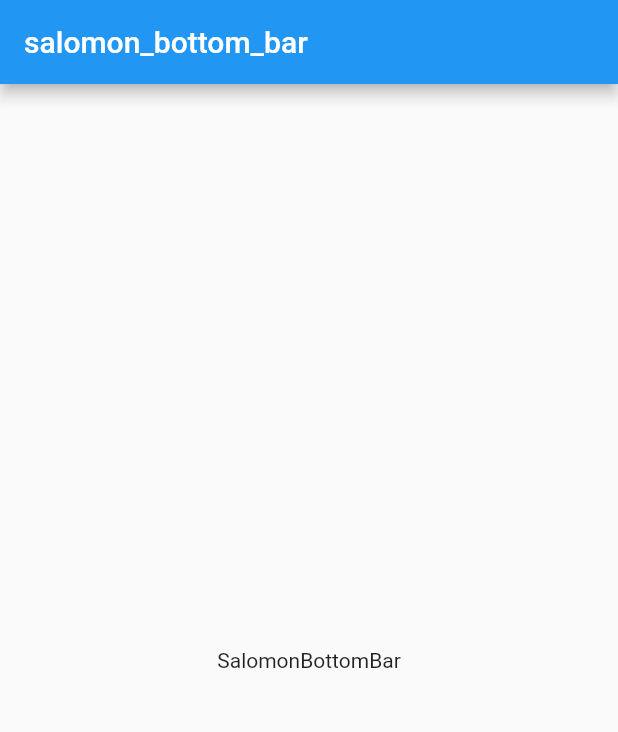
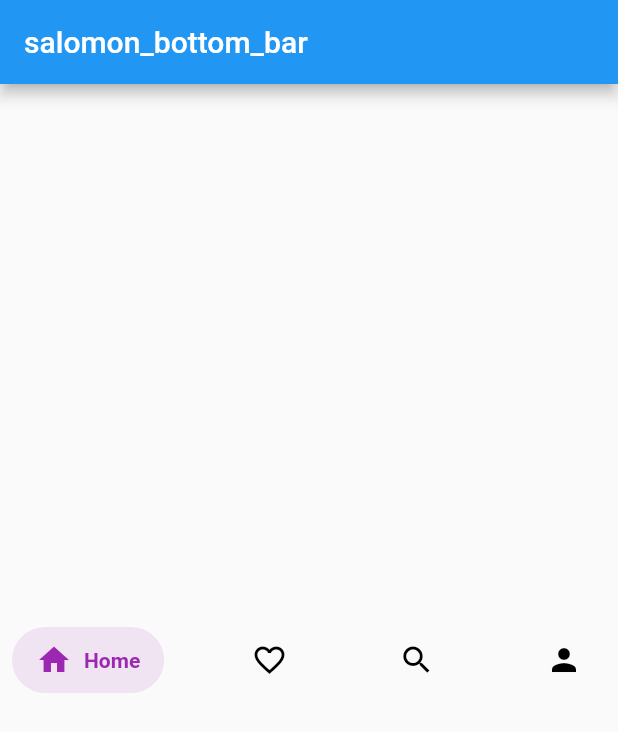
Before and after one commit to lukepighetti/salomon_bottom_bar, a Flutter app: the screen it shows after launch, on a phone screen of 412 x 824 dp. Shown: the top 732 px of the screen. Run offline on Flutter 3.47's test engine with Material 2 defaults, Android fonts, the phone set to English and light mode, and no system bars.

Commit message:
naiive implementation

```diff
--- a/example/lib/main.dart
+++ b/example/lib/main.dart
@@ -5,7 +5,21 @@ void main() {
   runApp(MyApp());
 }
 
-class MyApp extends StatelessWidget {
+class MyApp extends StatefulWidget {
+  @override
+  _MyAppState createState() => _MyAppState();
+}
+
+class _MyAppState extends State<MyApp> {
+  var _selectedTab = _SelectedTab.home;
+
+  void _handleValueTapped(_SelectedTab e) {
+    setState(() {
+      _selectedTab = e;
+      print(e);
+    });
+  }
+
   @override
   Widget build(BuildContext context) {
     return MaterialApp(
@@ -19,9 +33,47 @@ class MyApp extends StatelessWidget {
           title: Text("salomon_bottom_bar"),
         ),
         body: Center(
-          child: SalomonBottomBar(),
+          child: SalomonBottomBar<_SelectedTab>(
+            selectedValue: _selectedTab,
+            onValueTapped: _handleValueTapped,
+            tabs: [
+              /// Home
+              SBBTab(
+                icon: Icon(Icons.home),
+                title: "Home",
+                color: Colors.purple,
+                value: _SelectedTab.home,
+              ),
+
+              /// Likes
+              SBBTab(
+                icon: Icon(Icons.favorite_border),
+                title: "Likes",
+                color: Colors.pink,
+                value: _SelectedTab.likes,
+              ),
+
+              /// Search
+              SBBTab(
+                icon: Icon(Icons.search),
+                title: "Search",
+                color: Colors.orange,
+                value: _SelectedTab.search,
+              ),
+
+              /// Profile
+              SBBTab(
+                icon: Icon(Icons.person),
+                title: "Profile",
+                color: Colors.teal,
+                value: _SelectedTab.profile,
+              ),
+            ],
+          ),
         ),
       ),
     );
   }
 }
+
+enum _SelectedTab { home, likes, search, profile }
--- /dev/null
+++ b/lib/implicitly_animated_builder.dart
@@ -0,0 +1,40 @@
+import 'package:flutter/material.dart';
+
+/// An implicitly animated builder that tweens from 0.0 to 1.0 based on `isActive` property
+class ImplicitlyAnimatedBuilder extends ImplicitlyAnimatedWidget {
+  ImplicitlyAnimatedBuilder({
+    Key key,
+    @required Curve curve,
+    @required Duration duration,
+    @required this.isActive,
+    @required this.builder,
+  }) : super(key: key, curve: curve, duration: duration);
+
+  /// When active, tweens to 1.0. When inactive, tweens to 0.0.
+  final bool isActive;
+
+  final Widget Function(BuildContext, double) builder;
+
+  @override
+  ImplicitlyAnimatedWidgetState<ImplicitlyAnimatedWidget> createState() =>
+      _ImplicitlyAnimatedBuilderState();
+}
+
+class _ImplicitlyAnimatedBuilderState
+    extends AnimatedWidgetBaseState<ImplicitlyAnimatedBuilder> {
+  Tween<double> _value;
+
+  @override
+  Widget build(BuildContext context) {
+    return widget.builder(context, _value.evaluate(animation));
+  }
+
+  @override
+  void forEachTween(visitor) {
+    _value = visitor(
+      _value,
+      widget.isActive ? 1.0 : 0.0,
+      (dynamic value) => Tween<double>(begin: value),
+    );
+  }
+}
--- a/lib/salomon_bottom_bar.dart
+++ b/lib/salomon_bottom_bar.dart
@@ -2,14 +2,107 @@ library salomon_bottom_bar;
 
 import 'package:flutter/material.dart';
 
-class SalomonBottomBar extends StatefulWidget {
+import 'implicitly_animated_builder.dart';
+
+class SalomonBottomBar<T> extends StatelessWidget {
+  /// A list of tabs to display, ie `Home`, `Likes`, etc
+  final List<SBBTab<T>> tabs;
+
+  /// The intial tab to highly, based on matching value.
+  final T selectedValue;
+
+  /// Returns the value of the tab that was tapped.
+  final Function(T) onValueTapped;
+
+  SalomonBottomBar({
+    Key key,
+    @required this.tabs,
+    this.selectedValue,
+    this.onValueTapped,
+  }) : super(key: key);
+
   @override
-  _SalomonBottomBarState createState() => _SalomonBottomBarState();
+  Widget build(BuildContext context) {
+    return Material(
+      child: Padding(
+        padding: const EdgeInsets.all(8.0),
+        child: Row(
+          mainAxisAlignment: MainAxisAlignment.spaceBetween,
+          children: [
+            for (final tab in tabs)
+              ImplicitlyAnimatedBuilder(
+                isActive: tab.value == selectedValue,
+                curve: Curves.easeOut,
+                duration: Duration(milliseconds: 250),
+                builder: (context, t) {
+                  return Material(
+                    color: Color.lerp(
+                        Colors.transparent, tab.color.withOpacity(0.10), t),
+                    shape: StadiumBorder(),
+                    child: InkWell(
+                      onTap: () => onValueTapped?.call(tab.value),
+                      customBorder: StadiumBorder(),
+                      child: Padding(
+                        padding:
+                            EdgeInsets.symmetric(vertical: 10, horizontal: 16) -
+                                EdgeInsets.only(right: 16 * t),
+                        child: Row(
+                          children: [
+                            IconTheme(
+                              data: IconThemeData(
+                                color: Color.lerp(Colors.black, tab.color, t),
+                                size: 24,
+                              ),
+                              child: tab.icon ?? SizedBox.shrink(),
+                            ),
+                            ClipRect(
+                              child: SizedBox(
+                                height: 20,
+                                child: Align(
+                                  alignment: Alignment(-0.2, 0.0),
+                                  widthFactor: t,
+                                  child: Padding(
+                                    padding: const EdgeInsets.only(
+                                        left: 8.0, right: 16),
+                                    child: Text(
+                                      tab.title,
+                                      style: TextStyle(
+                                        color: Color.lerp(
+                                            Colors.transparent, tab.color, t),
+                                        fontWeight: FontWeight.w600,
+                                      ),
+                                    ),
+                                  ),
+                                ),
+                              ),
+                            ),
+                          ],
+                        ),
+                      ),
+                    ),
+                  );
+                },
+              ),
+          ],
+        ),
+      ),
+    );
+  }
 }
 
-class _SalomonBottomBarState extends State<SalomonBottomBar> {
-  @override
-  Widget build(BuildContext context) {
-    return Text("SalomonBottomBar");
-  }
+/// A tab to display in a [SalomonBottomBar]
+class SBBTab<T> {
+  /// A value to attach to this tab item.
+  final T value;
+
+  /// An icon to display.
+  final Widget icon;
+
+  /// Text to display, ie `Home`
+  final String title;
+
+  /// A primary color to use for this tab.
+  final Color color;
+
+  SBBTab({this.value, this.icon, this.title, this.color});
 }
```
